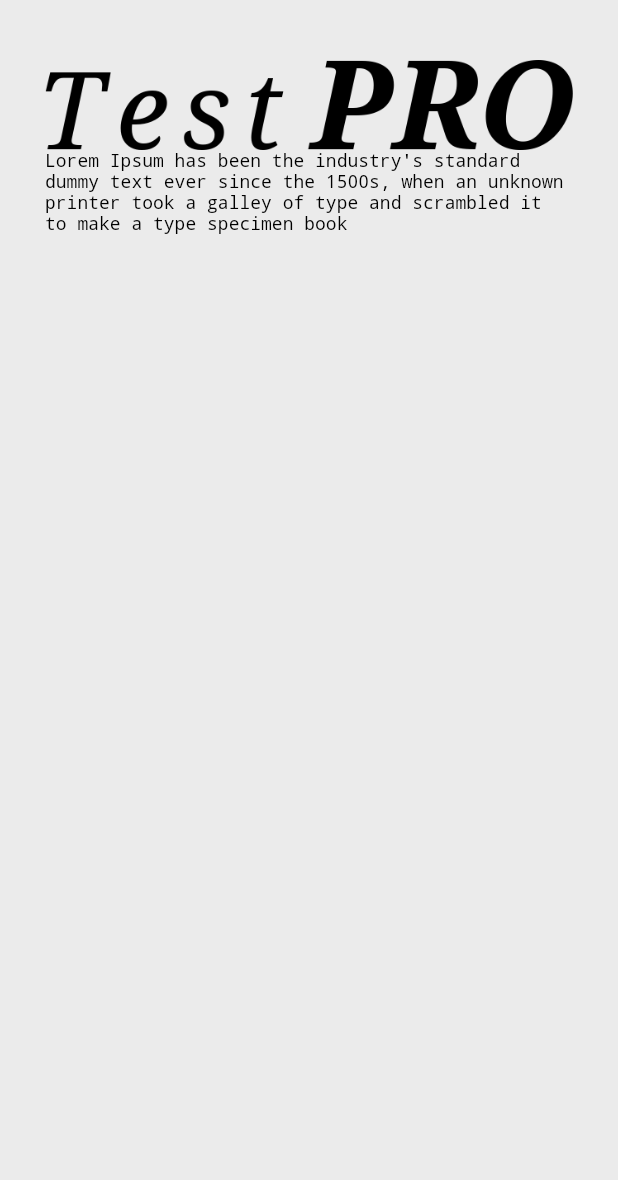
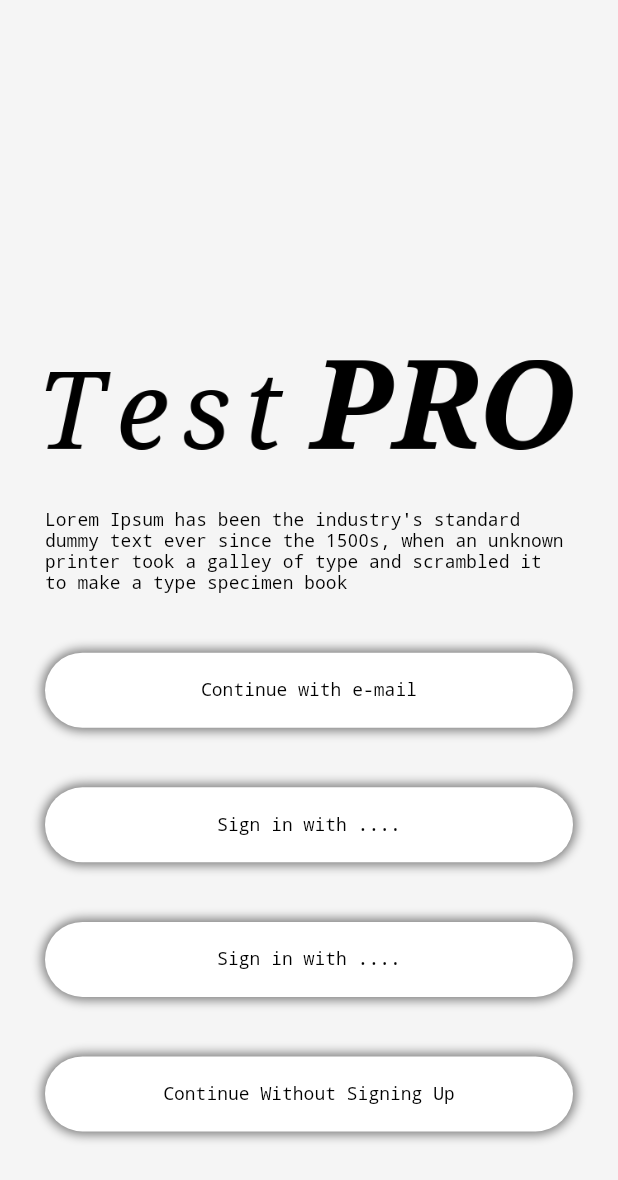
Before and after one commit to 3rs1n4cti0n/TestPro, a Flutter app: the screen it shows after launch, on a phone screen of 412 x 824 dp. Shown: the top 1180 px of the screen. Run offline on Flutter 3.47's test engine with Material 2 defaults, Android fonts, the phone set to English and light mode, and no system bars.

Commit message:
Made initial Landing Page with some place holder buttons.

```diff
--- a/lib/Pages/landing_page.dart
+++ b/lib/Pages/landing_page.dart
@@ -6,19 +6,124 @@ class LandingPage extends StatelessWidget {
   @override
   Widget build(BuildContext context) {
     return Container(
-      color: Color.fromARGB(255, 235, 235, 235),
+      color: Color.fromARGB(255, 245, 245, 245),
       child: Padding(
-        padding: const EdgeInsets.symmetric(horizontal: 30, vertical: 40),
+        padding: const EdgeInsets.fromLTRB(30, 200, 30, 30),
         child: Column(
+          mainAxisAlignment: MainAxisAlignment.spaceEvenly,
           children: [
             Flexible(child: Image.asset("Assets/TestProLogo.png")),
-            Text(
+            const Text(
               "Lorem Ipsum has been the industry's standard dummy text ever since the 1500s, when an unknown printer took a galley of type and scrambled it to make a type specimen book",
               style: TextStyle(
-                fontSize: 12,
-                decoration: TextDecoration.none,
-                color: Colors.black,
-                fontWeight: FontWeight.w100
+                  fontSize: 12,
+                  decoration: TextDecoration.none,
+                  color: Colors.black,
+                  fontWeight: FontWeight.w100),
+            ),
+            // place Holder
+            InkWell(
+              onTap: ((){
+              }),
+              child: Container(
+                height: 50,
+                width: 400,
+                decoration: BoxDecoration(
+                  boxShadow: [
+                    BoxShadow(
+                        color: Colors.black.withOpacity(0.5),
+                        blurRadius: 5,
+                        spreadRadius: 2)
+                  ],
+                  color: Colors.white,
+                  borderRadius: BorderRadius.all(Radius.circular(30)),
+                ),
+                child: const Center(
+                  child: Text(
+                    "Continue with e-mail",
+                    style: TextStyle(
+                        fontSize: 12,
+                        decoration: TextDecoration.none,
+                        color: Colors.black,
+                        fontWeight: FontWeight.w100),
+                  ),
+                ),
+              ),
+            ),
+            Container(
+              height: 50,
+              width: 400,
+              decoration: BoxDecoration(
+                boxShadow: [
+                  BoxShadow(
+                      color: Colors.black.withOpacity(0.5),
+                      blurRadius: 5,
+                      spreadRadius: 2)
+                ],
+                color: Colors.white,
+                borderRadius: BorderRadius.all(Radius.circular(30)),
+
+              ),
+              child: const Center(
+                child: Text(
+                  "Sign in with ....",
+                  style: TextStyle(
+                      fontSize: 12,
+                      decoration: TextDecoration.none,
+                      color: Colors.black,
+                      fontWeight: FontWeight.w100),
+                ),
+              ),
+            ),
+            Container(
+              height: 50,
+              width: 400,
+              decoration: BoxDecoration(
+                boxShadow: [
+                  BoxShadow(
+                      color: Colors.black.withOpacity(0.5),
+                      blurRadius: 5,
+                      spreadRadius: 2)
+                ],
+                color: Colors.white,
+                borderRadius: BorderRadius.all(Radius.circular(30)),
+              ),
+              child: const Center(
+                child: Text(
+                  "Sign in with ....",
+                  style: TextStyle(
+                      fontSize: 12,
+                      decoration: TextDecoration.none,
+                      color: Colors.black,
+                      fontWeight: FontWeight.w100),
+                ),
+              ),
+            ),
+
+            InkWell(
+              child: Container(
+                height: 50,
+                width: 400,
+                decoration: BoxDecoration(
+                  boxShadow: [
+                    BoxShadow(
+                        color: Colors.black.withOpacity(0.5),
+                        blurRadius: 5,
+                        spreadRadius: 2)
+                  ],
+                  color: Colors.white,
+                  borderRadius: BorderRadius.all(Radius.circular(30)),
+                ),
+                child: const Center(
+                  child: Text(
+                    "Continue Without Signing Up",
+                    style: TextStyle(
+                        fontSize: 12,
+                        decoration: TextDecoration.none,
+                        color: Colors.black,
+                        fontWeight: FontWeight.w100),
+                  ),
+                ),
               ),
             )
           ],
```
